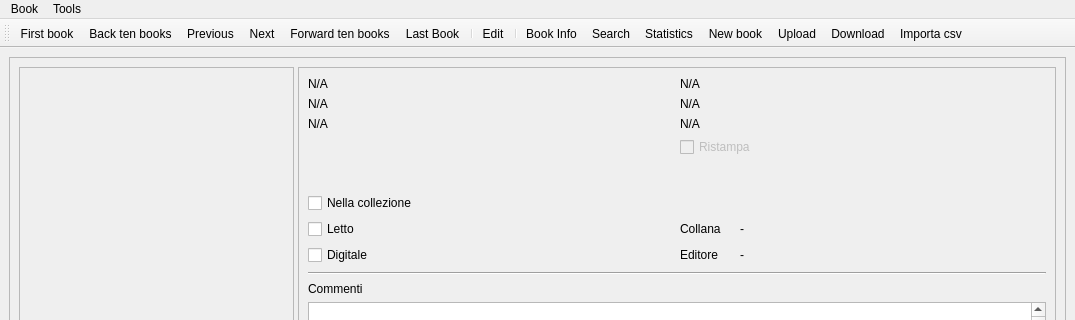
This is ui/MainWindow.ui in giovortu/Urania as Qt 5 draws it before an edit; both pictures show x 0 to 1075 and y 0 to 320 of the 1075 by 789 pixel window. The edited form follows.
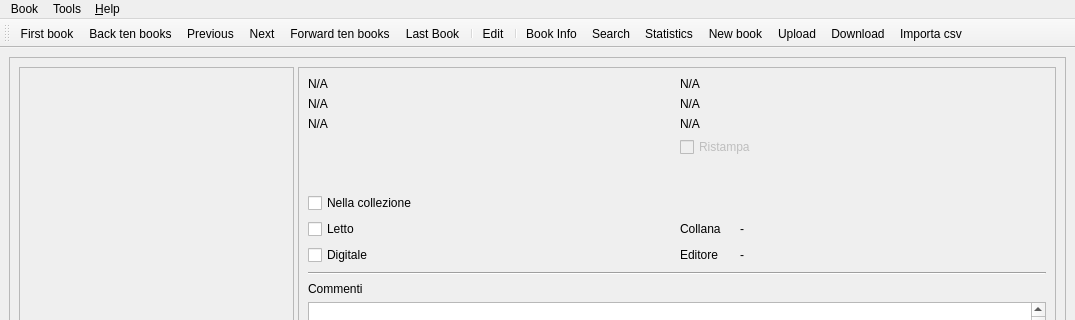
This is the edited form. Icons and pictures are not drawn. Custom widgets are drawn as their Qt base class.

```diff
--- a/ui/MainWindow.ui
+++ b/ui/MainWindow.ui
@@ -465,8 +465,15 @@
     <addaction name="separator"/>
     <addaction name="menuImport"/>
    </widget>
+   <widget class="QMenu" name="menu_Help">
+    <property name="title">
+     <string>&amp;Help</string>
+    </property>
+    <addaction name="action_About"/>
+   </widget>
    <addaction name="menuUrania"/>
    <addaction name="menuTools"/>
+   <addaction name="menu_Help"/>
   </widget>
   <widget class="QStatusBar" name="statusbar"/>
   <widget class="QToolBar" name="toolBar">
```
Left out of the diff: 5 changed lines with no effect on the pictures.
